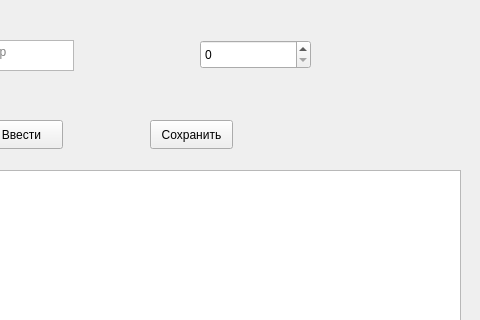
Before: the Qt Designer form mainwindow.ui in StepanRyabcev/book, drawn with Qt 5; both pictures show x 320 to 800 and y 0 to 320 of the 800 by 600 pixel window.
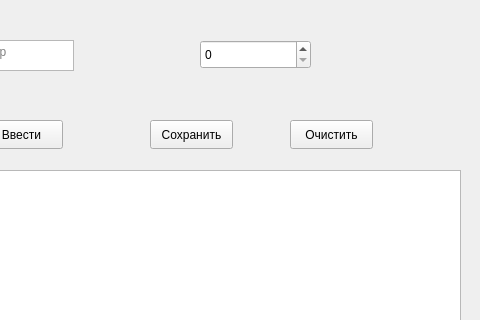
After: the same form once the commit is applied.

Commit message: Added erase button, removed useless variable

```diff
--- a/mainwindow.ui
+++ b/mainwindow.ui
@@ -102,6 +102,19 @@
      <string>Сохранить</string>
     </property>
    </widget>
+   <widget class="QPushButton" name="earase">
+    <property name="geometry">
+     <rect>
+      <x>610</x>
+      <y>120</y>
+      <width>83</width>
+      <height>29</height>
+     </rect>
+    </property>
+    <property name="text">
+     <string>Очистить</string>
+    </property>
+   </widget>
   </widget>
   <widget class="QMenuBar" name="menubar">
    <property name="geometry">
```
The commit also changes 2 other files.
